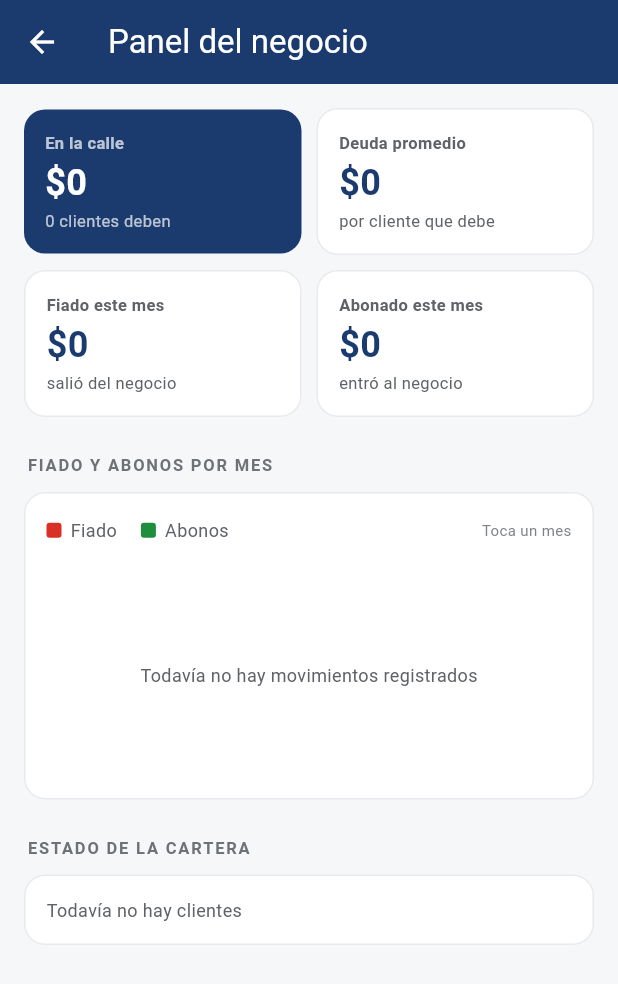
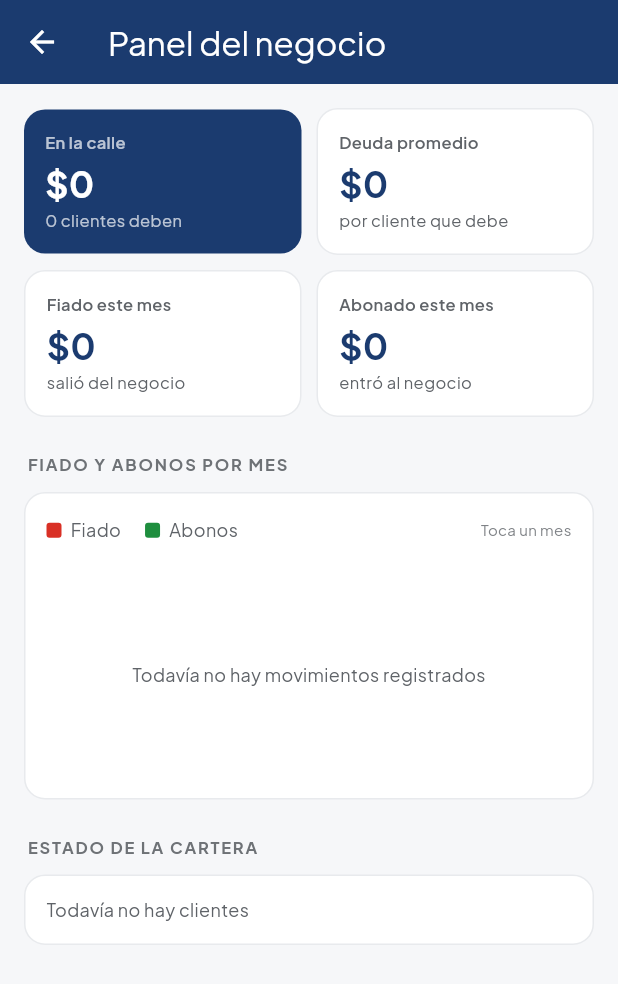
Before and after one commit to kallyfuu/Proyecto_Capstone, a Flutter app: the screen it shows once a user with an empty profile is signed in, after a tap on the "insights" icon, on a phone screen of 412 x 824 dp. Shown: the top 984 px of the screen. Run offline on Flutter 3.47's test engine with Material 3 defaults, Android fonts, the phone set to English and light mode, and no system bars; our stand-ins replace shared_preferences, shimmer, supabase_flutter; missing offline and left inert: nfc_manager; accounts and stored records are empty.

Commit message:
Rediseno de la interfaz: tipografia, tarjetas, esqueletos y haptica
Tres mejoras visuales pedidas, sin tocar ninguna consulta a Supabase ni la
vista v_clientes_saldo.

1. ESQUELETOS EN VEZ DE CIRCULO DE CARGA
   El circulo girando no dice nada. El esqueleto ya muestra la forma de lo que
   viene (tarjeta grande arriba, lista de clientes debajo), asi la pantalla no
   salta cuando llegan los datos. Va en el dashboard y en el panel.

2. TARJETA DE CLIENTE
   Avatar circular con la inicial sobre el color de su estado, insignia del
   semaforo con texto y punto, nombre con mas peso, saldo a la derecha y una
   flecha que indica que se puede tocar. Bordes de 16 y sombra apenas
   perceptible.

   La insignia lleva el NOMBRE del estado, no solo el color: el ambar queda en
   contraste 2,19 contra el fondo claro, bajo el minimo de 3:1, asi que el
   color no puede ser la unica pista.

3. HAPTICA EN TRES MOMENTOS
   Golpe suave al leer el llavero: el vendedor tiene el telefono contra el
   llavero y no le esta mirando la pantalla. Golpe medio al confirmar un fiado
   o abono. Click al cambiar de mes en el grafico. No en cada toque: la
   haptica que suena siempre deja de significar algo.

DOS DECISIONES QUE SE APARTAN DE LO PEDIDO:

Tipografia empaquetada en assets/fonts, sin el paquete google_fonts. Ese
paquete descarga la fuente de internet la primera vez que se abre la app; en
una sala de clases con mala senal la app caeria a la fuente del sistema y se
perderia justo lo que se queria mostrar.

Se mantienen los tres colores del semaforo actuales en vez de los propuestos.
Los dos juegos pasan las verificaciones, pero medidos con el validador de
contraste y vision de color los actuales ganan: separacion para daltonismo
11,5 contra 8,9, separacion en vision normal 22,1 contra 19,8, y un solo color
bajo el contraste minimo en vez de dos. El resto de la paleta propuesta si se
adopta. El look viene de las superficies, la tipografia y el espaciado, no de
esos tres valores, que ademas son los unicos que cargan significado.

Se agrega la skill del equipo en .claude/skills/flutter-premium-ui para que
estas reglas queden escritas y no haya que volver a discutirlas.

Co-Authored-By: Claude Opus 5 <noreply@anthropic.com>

```diff
--- a/app/lib/screens/panel_screen.dart
+++ b/app/lib/screens/panel_screen.dart
@@ -1,8 +1,10 @@
 import 'package:flutter/material.dart';
+import 'package:flutter/services.dart';
 import 'package:supabase_flutter/supabase_flutter.dart';
 
 import '../models/cliente_saldo.dart';
 import '../models/resumen_negocio.dart';
+import '../widgets/esqueleto_clientes.dart';
 import '../theme/app_theme.dart';
 import '../utils/formato.dart';
 
@@ -86,7 +88,7 @@ class _PanelScreenState extends State<PanelScreen> {
 
   Widget _cuerpo() {
     if (_cargando) {
-      return const Center(child: CircularProgressIndicator());
+      return const FondoEsqueleto(child: EsqueletoPanel());
     }
     if (_error != null) {
       return Center(
@@ -114,7 +116,10 @@ class _PanelScreenState extends State<PanelScreen> {
           _GraficoMensual(
             resumen: r,
             mesElegido: _mesElegido ?? r.meses.length - 1,
-            onElegir: (i) => setState(() => _mesElegido = i),
+            onElegir: (i) {
+              HapticFeedback.selectionClick();
+              setState(() => _mesElegido = i);
+            },
           ),
           const SizedBox(height: 24),
           _tituloSeccion('ESTADO DE LA CARTERA'),
--- a/app/lib/screens/registrar_movimiento_sheet.dart
+++ b/app/lib/screens/registrar_movimiento_sheet.dart
@@ -135,6 +135,8 @@ class _RegistrarMovimientoSheetState extends State<RegistrarMovimientoSheet> {
         throw StateError('La base no devolvio la fila insertada.');
       }
 
+      // Confirmacion de que la plata quedo registrada, sin tener que leer.
+      await HapticFeedback.mediumImpact();
       if (mounted) Navigator.of(context).pop(true);
     } catch (e) {
       setState(() {
--- a/app/lib/theme/app_theme.dart
+++ b/app/lib/theme/app_theme.dart
@@ -7,6 +7,21 @@ import 'package:flutter/material.dart';
 /// (Cumplidor / Atrasado / Moroso). Si el color de marca fuera verde, un boton
 /// verde y un cliente "al dia" se verian igual y el semaforo dejaria de leerse.
 class AppTheme {
+  /// Tipografia de la app. Va empaquetada en assets/fonts, no descargada:
+  /// google_fonts la baja de internet la primera vez que se abre la app y en
+  /// una sala con mala senal caeria a la fuente del sistema.
+  static const String fuente = 'PlusJakartaSans';
+
+  /// Sombra de tarjeta: apenas perceptible. Una sombra negra pesada envejece
+  /// la interfaz y ademas cuesta mas de dibujar en gama media.
+  static List<BoxShadow> get sombraSuave => [
+    BoxShadow(
+      color: Colors.black.withValues(alpha: 0.04),
+      blurRadius: 10,
+      offset: const Offset(0, 2),
+    ),
+  ];
+
   // Marca
   static const Color azulProfundo = Color(0xFF1B3B6F);
   static const Color azulClaro = Color(0xFF2E5EAA);
@@ -116,6 +131,7 @@ class AppTheme {
 
     return ThemeData(
       useMaterial3: true,
+      fontFamily: fuente,
       colorScheme: scheme,
       scaffoldBackgroundColor: fondo,
       appBarTheme: const AppBarTheme(
@@ -177,6 +193,7 @@ class AppTheme {
 
     return ThemeData(
       useMaterial3: true,
+      fontFamily: fuente,
       brightness: Brightness.dark,
       colorScheme: scheme,
       scaffoldBackgroundColor: fondoOscuro,
--- /dev/null
+++ b/app/lib/widgets/esqueleto_clientes.dart
@@ -0,0 +1,150 @@
+import 'package:flutter/material.dart';
+import 'package:shimmer/shimmer.dart';
+
+import '../theme/app_theme.dart';
+
+/// Esqueleto que se muestra mientras cargan los clientes.
+///
+/// Reemplaza al círculo de carga centrado. La diferencia no es estética: un
+/// círculo girando no dice nada, mientras que el esqueleto ya muestra la forma
+/// de lo que viene —una tarjeta grande arriba y una lista de clientes debajo—,
+/// así la pantalla no salta cuando llegan los datos.
+class EsqueletoClientes extends StatelessWidget {
+  /// Cuántas filas de cliente dibujar. Cuatro alcanzan para llenar la pantalla
+  /// sin gastar de más: lo que no se ve, no se anima.
+  final int filas;
+
+  const EsqueletoClientes({super.key, this.filas = 4});
+
+  @override
+  Widget build(BuildContext context) {
+    final oscuro = Theme.of(context).brightness == Brightness.dark;
+
+    return Shimmer.fromColors(
+      baseColor: oscuro ? const Color(0xFF232A36) : const Color(0xFFE9ECF2),
+      highlightColor: oscuro
+          ? const Color(0xFF2E3644)
+          : const Color(0xFFF6F8FB),
+      child: ListView(
+        padding: const EdgeInsets.fromLTRB(16, 16, 16, 32),
+        physics: const NeverScrollableScrollPhysics(),
+        children: [
+          _bloque(alto: 132, radio: 16),
+          const SizedBox(height: 20),
+          _bloque(alto: 12, radio: 4, ancho: 80),
+          const SizedBox(height: 12),
+          for (var i = 0; i < filas; i++) ...[
+            _filaCliente(),
+            const SizedBox(height: 10),
+          ],
+        ],
+      ),
+    );
+  }
+
+  Widget _bloque({
+    required double alto,
+    required double radio,
+    double? ancho,
+  }) => Container(
+    height: alto,
+    width: ancho,
+    decoration: BoxDecoration(
+      color: Colors.white,
+      borderRadius: BorderRadius.circular(radio),
+    ),
+  );
+
+  /// Una fila con la misma silueta que la tarjeta real: círculo del avatar,
+  /// dos líneas de texto y el monto a la derecha.
+  Widget _filaCliente() => Container(
+    padding: const EdgeInsets.symmetric(horizontal: 14, vertical: 14),
+    decoration: BoxDecoration(
+      color: Colors.white,
+      borderRadius: BorderRadius.circular(16),
+    ),
+    child: Row(
+      children: [
+        Container(
+          width: 44,
+          height: 44,
+          decoration: const BoxDecoration(
+            color: Colors.white,
+            shape: BoxShape.circle,
+          ),
+        ),
+        const SizedBox(width: 14),
+        Expanded(
+          child: Column(
+            crossAxisAlignment: CrossAxisAlignment.start,
+            children: [
+              _bloque(alto: 12, radio: 4, ancho: 130),
+              const SizedBox(height: 8),
+              _bloque(alto: 10, radio: 4, ancho: 70),
+            ],
+          ),
+        ),
+        _bloque(alto: 14, radio: 4, ancho: 72),
+      ],
+    ),
+  );
+}
+
+/// Esqueleto del panel: una tarjeta grande, dos chicas y dos bloques de
+/// gráfico. Misma idea que [EsqueletoClientes].
+class EsqueletoPanel extends StatelessWidget {
+  const EsqueletoPanel({super.key});
+
+  @override
+  Widget build(BuildContext context) {
+    final oscuro = Theme.of(context).brightness == Brightness.dark;
+
+    Widget bloque(double alto) => Container(
+      height: alto,
+      decoration: BoxDecoration(
+        color: Colors.white,
+        borderRadius: BorderRadius.circular(16),
+      ),
+    );
+
+    return Shimmer.fromColors(
+      baseColor: oscuro ? const Color(0xFF232A36) : const Color(0xFFE9ECF2),
+      highlightColor: oscuro
+          ? const Color(0xFF2E3644)
+          : const Color(0xFFF6F8FB),
+      child: ListView(
+        padding: const EdgeInsets.fromLTRB(16, 16, 16, 32),
+        physics: const NeverScrollableScrollPhysics(),
+        children: [
+          bloque(128),
+          const SizedBox(height: 10),
+          Row(
+            children: [
+              Expanded(child: bloque(86)),
+              const SizedBox(width: 10),
+              Expanded(child: bloque(86)),
+            ],
+          ),
+          const SizedBox(height: 24),
+          bloque(230),
+          const SizedBox(height: 24),
+          bloque(180),
+        ],
+      ),
+    );
+  }
+}
+
+/// Envuelve el contenido con el fondo correcto para que el esqueleto no se
+/// vea flotando sobre un color distinto al de la pantalla real.
+class FondoEsqueleto extends StatelessWidget {
+  final Widget child;
+
+  const FondoEsqueleto({super.key, required this.child});
+
+  @override
+  Widget build(BuildContext context) => Container(
+    color: AppTheme.fondoDe(context),
+    child: child,
+  );
+}
```
Also changed, not shown: app/lib/screens/dashboard_screen.dart (+70 -21 lines), app/lib/services/lector_nfc.dart (+7 -1 lines), app/pubspec.yaml (+16 -0 lines), app/assets/fonts/PlusJakartaSans-400.ttf (added), app/assets/fonts/PlusJakartaSans-600.ttf (added), app/assets/fonts/PlusJakartaSans-700.ttf (added), app/pubspec.lock, 1 other file.
